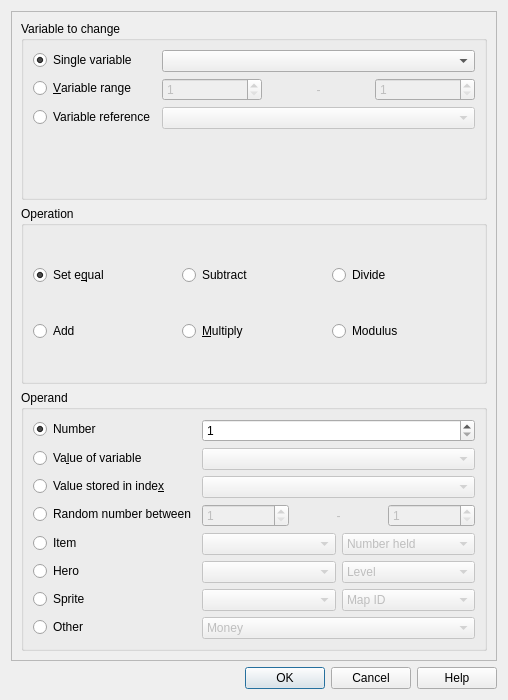
Above: src/ui/commands/variable_operations_widget.ui from EasyRPG/Editor before the change. Below: the same form after it.
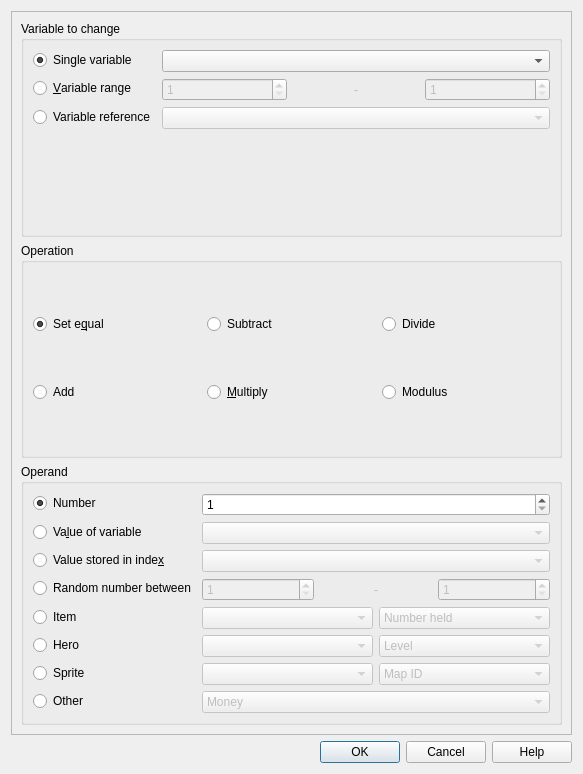
That is the form after the change. Custom widgets are drawn as their Qt base class.

```diff
--- a/src/ui/commands/variable_operations_widget.ui
+++ b/src/ui/commands/variable_operations_widget.ui
@@ -9,8 +9,8 @@
    <rect>
     <x>0</x>
     <y>0</y>
-    <width>508</width>
-    <height>700</height>
+    <width>583</width>
+    <height>774</height>
    </rect>
   </property>
   <property name="windowTitle">
```
Left out of the diff: 4 changed lines with no effect on the pictures.
